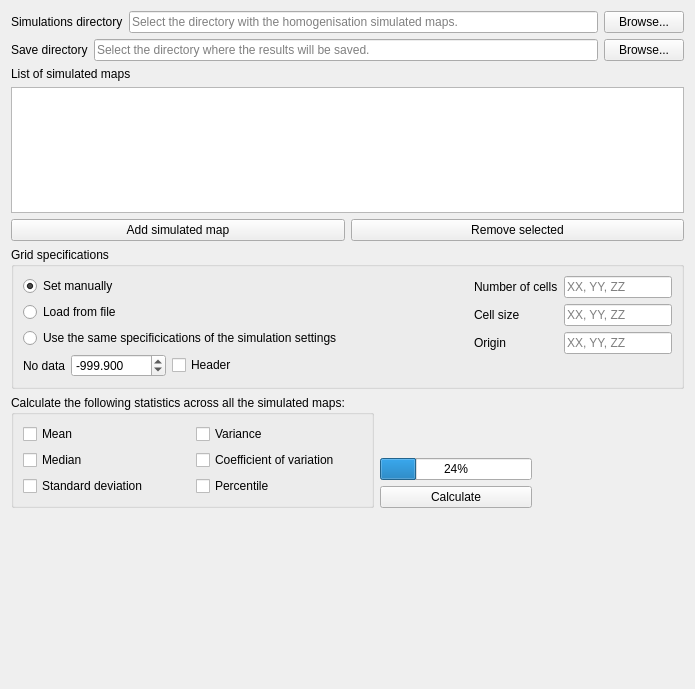
iled/gsimcli, file GSIMCLI/interface/tools.simstats.ui: the form before one commit.
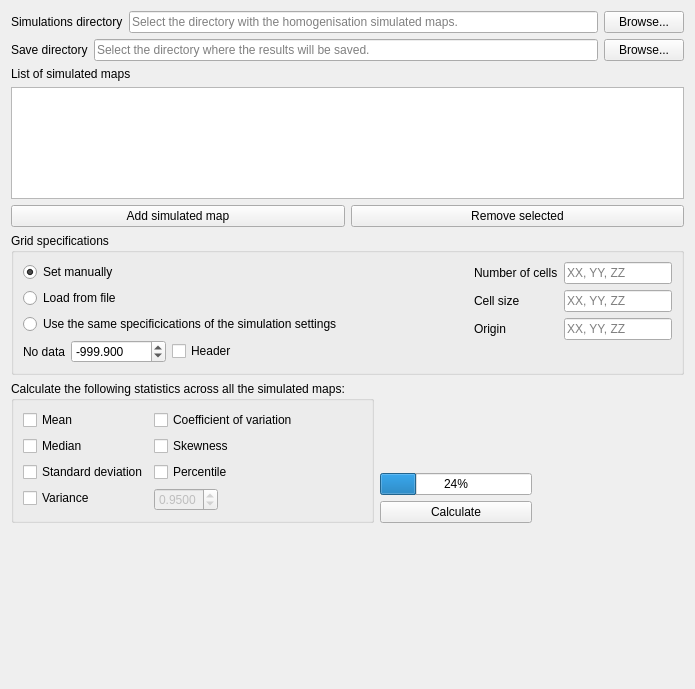
The form after the commit.

Commit message: add percentile value and skewness

```diff
--- a/GSIMCLI/interface/tools.simstats.ui
+++ b/GSIMCLI/interface/tools.simstats.ui
@@ -300,7 +300,7 @@
        <property name="title">
         <string>Calculate the following statistics across all the simulated maps:</string>
        </property>
-       <layout class="QGridLayout" name="gridLayout">
+       <layout class="QFormLayout" name="formLayout">
         <item row="0" column="0">
          <widget class="QCheckBox" name="checkMean">
           <property name="text">
@@ -309,9 +309,9 @@
          </widget>
         </item>
         <item row="0" column="1">
-         <widget class="QCheckBox" name="checkVariance">
+         <widget class="QCheckBox" name="checkCoefVar">
           <property name="text">
-           <string>Variance</string>
+           <string>Coefficient of variation</string>
           </property>
          </widget>
         </item>
@@ -323,9 +323,9 @@
          </widget>
         </item>
         <item row="1" column="1">
-         <widget class="QCheckBox" name="checkCoefVar">
+         <widget class="QCheckBox" name="checkBox">
           <property name="text">
-           <string>Coefficient of variation</string>
+           <string>Skewness</string>
           </property>
          </widget>
         </item>
@@ -343,6 +343,52 @@
           </property>
          </widget>
         </item>
+        <item row="3" column="0">
+         <widget class="QCheckBox" name="checkVariance">
+          <property name="text">
+           <string>Variance</string>
+          </property>
+         </widget>
+        </item>
+        <item row="3" column="1">
+         <layout class="QHBoxLayout" name="horizontalLayout_7">
+          <item>
+           <widget class="QDoubleSpinBox" name="spinPercentile">
+            <property name="enabled">
+             <bool>false</bool>
+            </property>
+            <property name="decimals">
+             <number>4</number>
+            </property>
+            <property name="minimum">
+             <double>0.000100000000000</double>
+            </property>
+            <property name="maximum">
+             <double>0.999900000000000</double>
+            </property>
+            <property name="singleStep">
+             <double>0.005000000000000</double>
+            </property>
+            <property name="value">
+             <double>0.950000000000000</double>
+            </property>
+           </widget>
+          </item>
+          <item>
+           <spacer name="horizontalSpacer_4">
+            <property name="orientation">
+             <enum>Qt::Horizontal</enum>
+            </property>
+            <property name="sizeHint" stdset="0">
+             <size>
+              <width>40</width>
+              <height>20</height>
+             </size>
+            </property>
+           </spacer>
+          </item>
+         </layout>
+        </item>
        </layout>
       </widget>
      </item>
```
